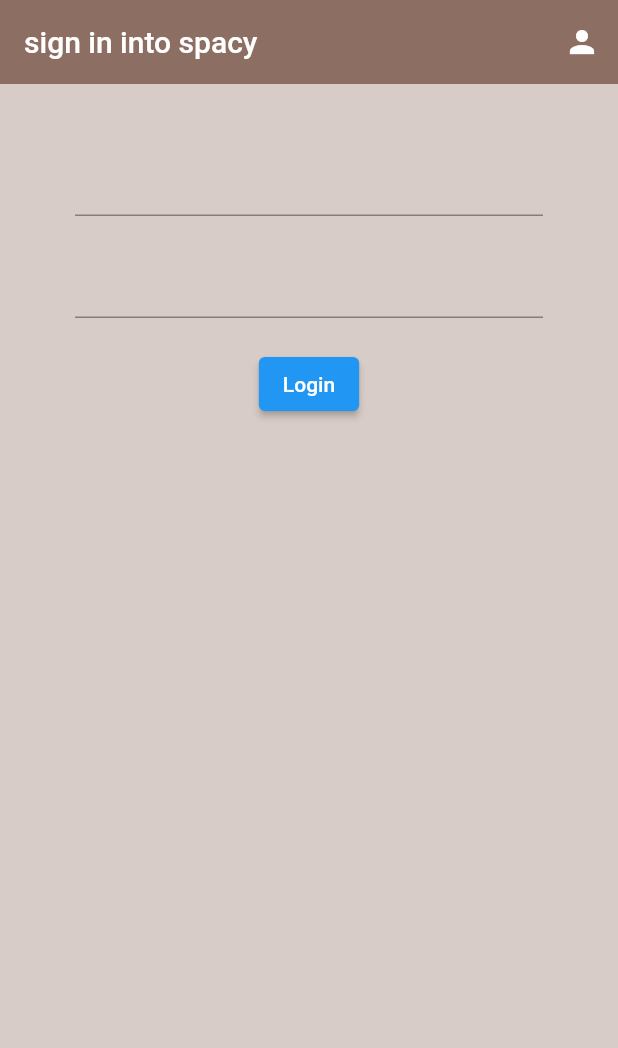
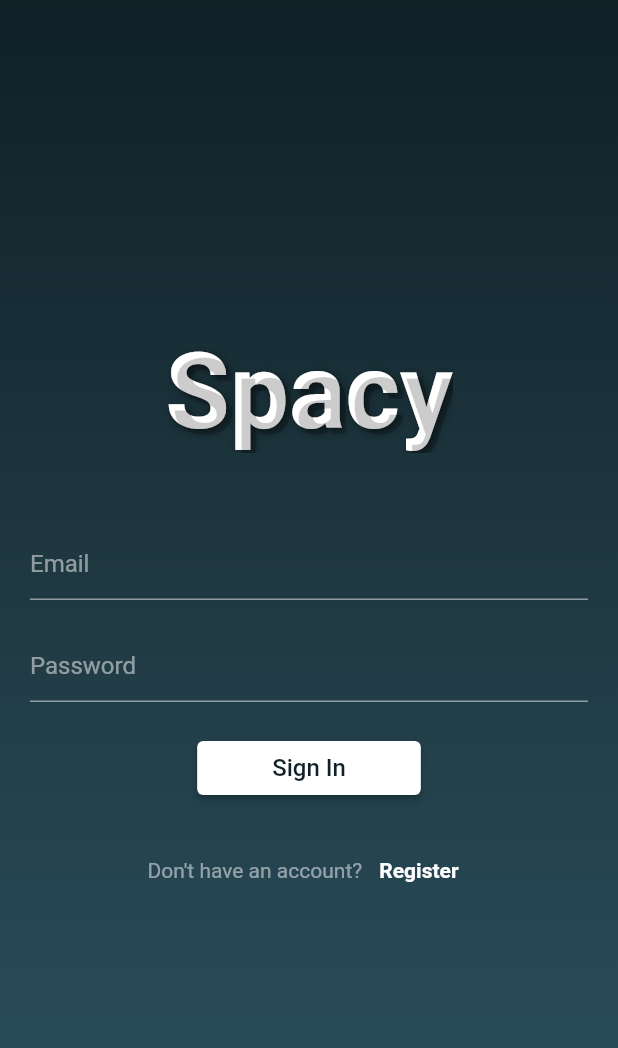
Before and after one commit to anampavicic/Spacy, a Flutter app: the screen it shows after launch, on a phone screen of 412 x 824 dp. Shown: the top 1048 px of the screen. Run offline on Flutter 3.47's test engine with Material 2 defaults, Android fonts, the phone set to English and light mode, and no system bars; our stand-ins replace firebase_auth, firebase_core; accounts and stored records are empty.

Commit message:
Redesign SignIn page

```diff
--- a/lib/screens/authenticate/sign_in.dart
+++ b/lib/screens/authenticate/sign_in.dart
@@ -21,7 +21,7 @@ class _SignInState extends State<SignIn> {
 
   @override
   Widget build(BuildContext context) {
-    return Scaffold(
+    /*return Scaffold(
       backgroundColor: Colors.brown[100],
       appBar: AppBar(
         backgroundColor: Colors.brown[400],
@@ -75,6 +75,145 @@ class _SignInState extends State<SignIn> {
           ),
         )
       ),
+    );*/
+    return Container(
+      decoration: BoxDecoration(
+        gradient: LinearGradient(
+          begin: Alignment.topCenter,
+          end: Alignment.bottomCenter,
+          colors: [
+            Color(0xFF0F2027),
+            Color(0xFF203A43),
+            Color(0xFF2C5364),
+          ],
+        ),
+      ),
+      child: Scaffold(
+        backgroundColor: Colors.transparent,
+        body: Center(
+          child: Column(
+            mainAxisAlignment: MainAxisAlignment.center,
+            children: [
+              Stack(
+                children: [
+                  Text(
+                    'Spacy',
+                    style: TextStyle(
+                      fontSize: 70.0,
+                      fontWeight: FontWeight.bold,
+                      color: Colors.white,
+                      shadows: [
+                        Shadow(
+                          color: Colors.black.withOpacity(0.5),
+                          blurRadius: 8,
+                          offset: Offset(2, 2),
+                        ),
+                      ],
+                    ),
+                  ),
+                  Positioned(
+                    top: 4.0,
+                    left: 4.0,
+                    child: Text(
+                      'Spacy',
+                      style: TextStyle(
+                        fontSize: 70.0,
+                        fontWeight: FontWeight.bold,
+                        color: Colors.black.withOpacity(0.2),
+                      ),
+                    ),
+                  ),
+                ],
+              ),
+              SizedBox(height: 50.0),
+              Container(
+                padding: EdgeInsets.symmetric(horizontal: 20.0),
+                child: Column(
+                  children: [
+                    TextFormField(
+                      style: TextStyle(color: Colors.white),
+                      decoration: InputDecoration(
+                        hintText: 'Email',
+                        hintStyle: TextStyle(color: Colors.white.withOpacity(0.5)),
+                        enabledBorder: UnderlineInputBorder(
+                          borderSide: BorderSide(color: Colors.white.withOpacity(0.5)),
+                        ),
+                        focusedBorder: UnderlineInputBorder(
+                          borderSide: BorderSide(color: Colors.white),
+                        ),
+                      ),
+                      onChanged: (val) {
+                        setState(() {
+                          email = val;
+                        });
+                      },
+                    ),
+                    SizedBox(height: 20.0),
+                    TextFormField(
+                      style: TextStyle(color: Colors.white),
+                      obscureText: true,
+                      decoration: InputDecoration(
+                        hintText: 'Password',
+                        hintStyle: TextStyle(color: Colors.white.withOpacity(0.5)),
+                        enabledBorder: UnderlineInputBorder(
+                          borderSide: BorderSide(color: Colors.white.withOpacity(0.5)),
+                        ),
+                        focusedBorder: UnderlineInputBorder(
+                          borderSide: BorderSide(color: Colors.white),
+                        ),
+                      ),
+                      onChanged: (val) {
+                        setState(() {
+                          password = val;
+                        });
+                      },
+                    ),
+                    SizedBox(height: 20.0),
+                    ElevatedButton(
+                      style: ElevatedButton.styleFrom(
+                        primary: Colors.white,
+                        onPrimary: Color(0xFF0F2027),
+                        padding: EdgeInsets.symmetric(horizontal: 50.0),
+                      ),
+                      child: Text('Sign In', style: TextStyle(fontSize: 16.0)),
+                      onPressed: () {
+                        _auth.signInWithEmailAndPassword(email, password);
+                      },
+                    ),
+                  ],
+                ),
+              ),
+              SizedBox(height: 20.0),
+              Row(
+                mainAxisAlignment: MainAxisAlignment.center,
+                children: [
+                  Text(
+                    'Don\'t have an account? ',
+                    style: TextStyle(
+                      color: Colors.white.withOpacity(0.5),
+                      fontSize: 14.0,
+                    ),
+                  ),
+                  TextButton(
+                    child: Text(
+                      'Register',
+                      style: TextStyle(
+                        color: Colors.white,
+                        fontSize: 14.0,
+                        fontWeight: FontWeight.bold,
+                      ),
+                    ),
+                    onPressed: () {
+                      widget.toggleView();
+                    },
+                  ),
+                ],
+              ),
+            ],
+          ),
+        ),
+      ),
     );
+
   }
 }
--- a/lib/screens/wrapper.dart
+++ b/lib/screens/wrapper.dart
@@ -29,9 +29,7 @@ class _WrapperState extends State<Wrapper> {
             return Home();
           } else {
             // The user is not logged in, so show the login screen
-            return MaterialApp(
-              home: Authenticate(),
-            );
+            return Authenticate();
           }
         }
       },
```
